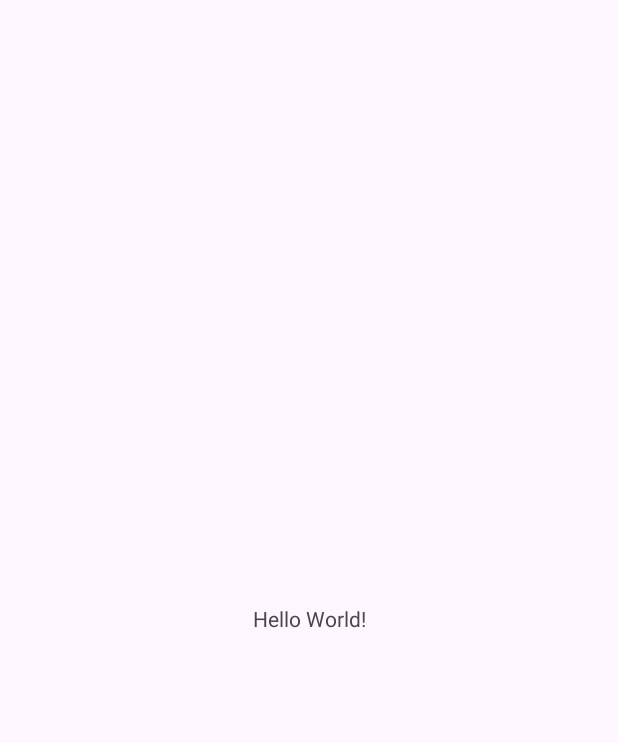
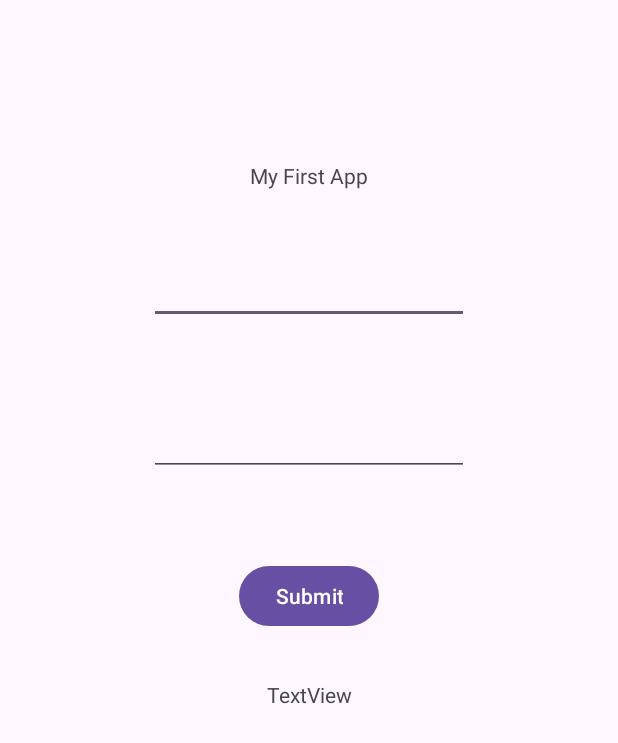
Before and after one commit to PriyanshT/23S-Java-06-Week12, an Android app: the screen it shows after launch (MainActivity), on a phone screen of 412 x 824 dp. Before the commit the part shown is almost empty. Shown: the top 743 px of the screen. Run offline under Robolectric (Android 15) with nearby library versions, the phone set to English and light mode, and no system bars.

Commit message:
Added View

```diff
--- a/app/src/main/res/layout/activity_main.xml
+++ b/app/src/main/res/layout/activity_main.xml
@@ -7,12 +7,55 @@
     tools:context=".MainActivity">
 
     <TextView
+        android:id="@+id/textView"
         android:layout_width="wrap_content"
         android:layout_height="wrap_content"
-        android:text="Hello World!"
-        app:layout_constraintBottom_toBottomOf="parent"
+        android:layout_marginTop="107dp"
+        android:text="My First App"
         app:layout_constraintEnd_toEndOf="parent"
         app:layout_constraintStart_toStartOf="parent"
         app:layout_constraintTop_toTopOf="parent" />
 
+    <EditText
+        android:id="@+id/editTextNumber"
+        android:layout_width="wrap_content"
+        android:layout_height="wrap_content"
+        android:layout_marginTop="44dp"
+        android:ems="10"
+        android:inputType="number"
+        app:layout_constraintEnd_toEndOf="parent"
+        app:layout_constraintStart_toStartOf="parent"
+        app:layout_constraintTop_toBottomOf="@+id/textView" />
+
+    <EditText
+        android:id="@+id/editTextNumber2"
+        android:layout_width="wrap_content"
+        android:layout_height="wrap_content"
+        android:layout_marginTop="56dp"
+        android:ems="10"
+        android:inputType="number"
+        app:layout_constraintEnd_toEndOf="parent"
+        app:layout_constraintStart_toStartOf="parent"
+        app:layout_constraintTop_toBottomOf="@+id/editTextNumber" />
+
+    <Button
+        android:id="@+id/button"
+        android:layout_width="wrap_content"
+        android:layout_height="wrap_content"
+        android:layout_marginTop="56dp"
+        android:text="Submit"
+        app:layout_constraintEnd_toEndOf="parent"
+        app:layout_constraintStart_toStartOf="parent"
+        app:layout_constraintTop_toBottomOf="@+id/editTextNumber2" />
+
+    <TextView
+        android:id="@+id/textView2"
+        android:layout_width="wrap_content"
+        android:layout_height="wrap_content"
+        android:layout_marginTop="32dp"
+        android:text="TextView"
+        app:layout_constraintEnd_toEndOf="parent"
+        app:layout_constraintStart_toStartOf="parent"
+        app:layout_constraintTop_toBottomOf="@+id/button" />
+
 </androidx.constraintlayout.widget.ConstraintLayout>
```
